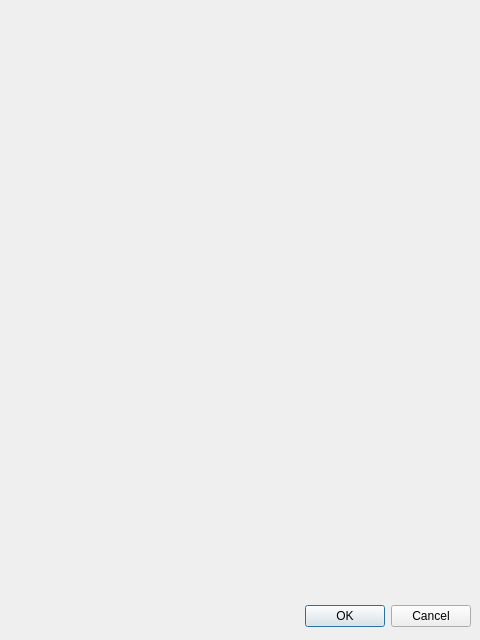
Qt form wabout.ui (adm-academic/CPP_Qt5_Post_Machine) before a commit.
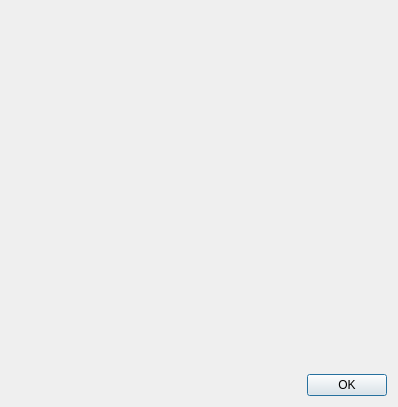
The same form after that commit.

Commit message: Старт окна "О Программе".

```diff
--- a/wabout.ui
+++ b/wabout.ui
@@ -5,29 +5,35 @@
    <rect>
     <x>0</x>
     <y>0</y>
-    <width>480</width>
-    <height>640</height>
+    <width>398</width>
+    <height>407</height>
    </rect>
   </property>
   <property name="windowTitle">
    <string>Dialog</string>
   </property>
-  <widget name="buttonBox" class="QDialogButtonBox">
-   <property name="geometry">
-    <rect>
-     <x>10</x>
-     <y>600</y>
-     <width>461</width>
-     <height>32</height>
-    </rect>
-   </property>
-   <property name="orientation">
-    <enum>Qt::Horizontal</enum>
-   </property>
-   <property name="standardButtons">
-    <set>QDialogButtonBox::Cancel|QDialogButtonBox::Ok</set>
-   </property>
-  </widget>
+  <layout class="QVBoxLayout" name="verticalLayout">
+   <item>
+    <spacer name="verticalSpacer">
+     <property name="orientation">
+      <enum>Qt::Vertical</enum>
+     </property>
+     <property name="sizeHint" stdset="0">
+      <size>
+       <width>20</width>
+       <height>40</height>
+      </size>
+     </property>
+    </spacer>
+   </item>
+   <item>
+    <widget class="QDialogButtonBox" name="buttonBox">
+     <property name="standardButtons">
+      <set>QDialogButtonBox::Ok</set>
+     </property>
+    </widget>
+   </item>
+  </layout>
  </widget>
  <resources/>
  <connections>
```
Left out of the diff: 11 changed lines with no effect on the pictures. The commit also changes 7 other files.
